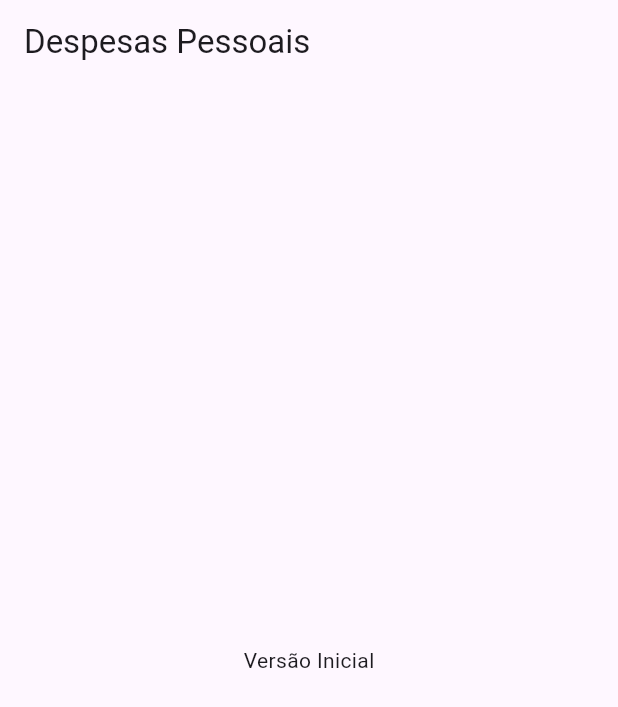
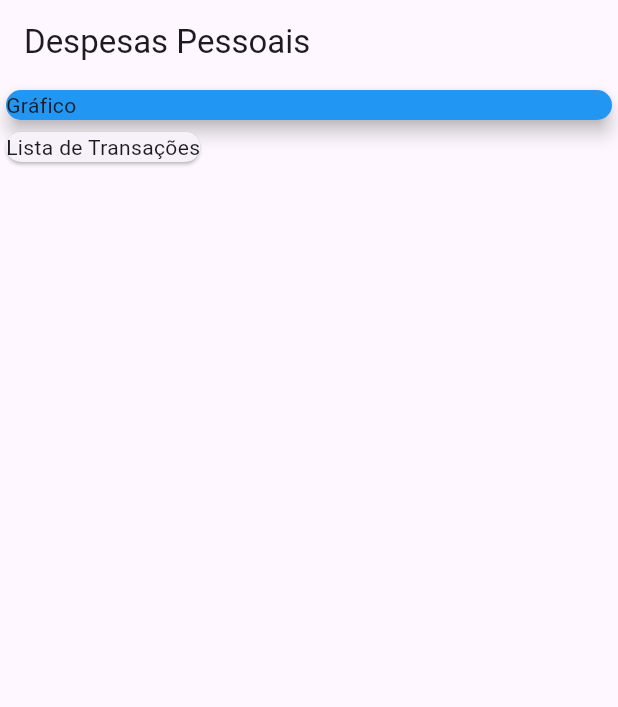
Before and after one commit to rafaelsevla/expenses, a Flutter app: the screen it shows after launch, on a phone screen of 412 x 824 dp. Shown: the top 707 px of the screen. Run offline on Flutter 3.47's test engine with Material 3 defaults, Android fonts, the phone set to English and light mode, and no system bars.

Commit message:
add skeleton of elements

```diff
--- a/lib/main.dart
+++ b/lib/main.dart
@@ -16,6 +16,22 @@ class MyHomePage extends StatelessWidget {
 
   @override
   Widget build(BuildContext context) {
-    return Scaffold(appBar: AppBar(title: Text('Despesas Pessoais')), body: Center(child: Text('Versão Inicial')));
+    return Scaffold(
+      appBar: AppBar(title: Text('Despesas Pessoais')),
+      body: Column(
+        crossAxisAlignment: CrossAxisAlignment.start,
+        children: [
+          Container(
+            width: double.infinity, // pra pegar a tela inteira
+            child: Card(
+              elevation: 5,
+              color: Colors.blue,
+              child: Text('Gráfico'),
+            ),
+          ),
+          Card(child: Text('Lista de Transações')),
+        ],
+      ),
+    );
   }
 }
```
